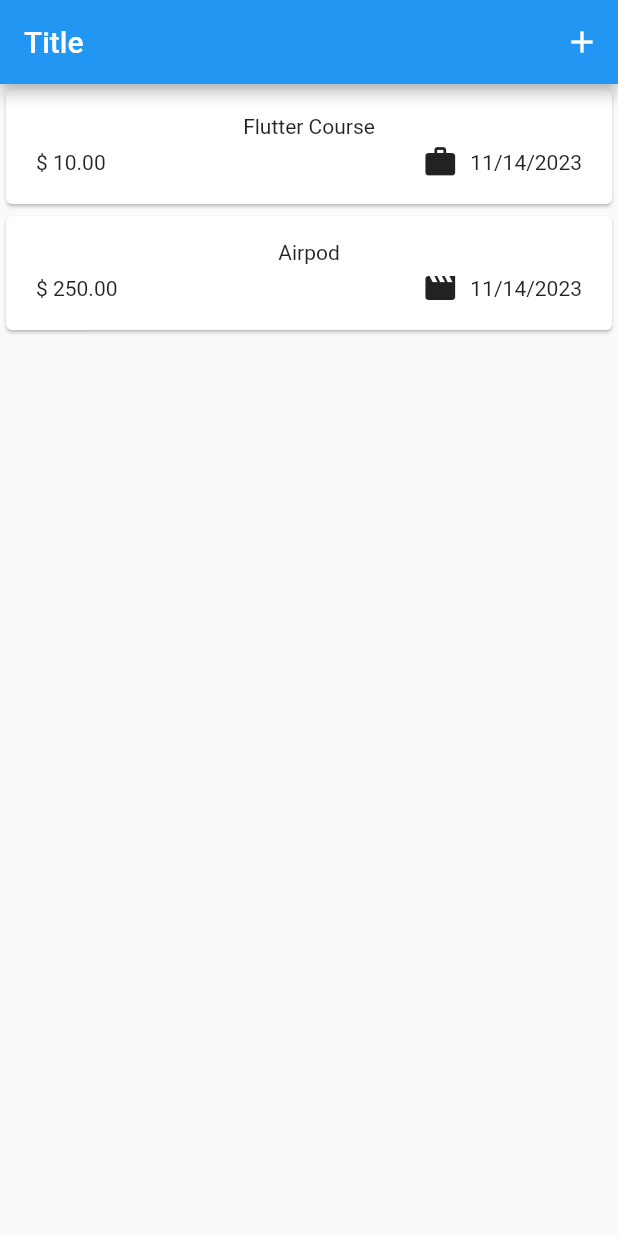
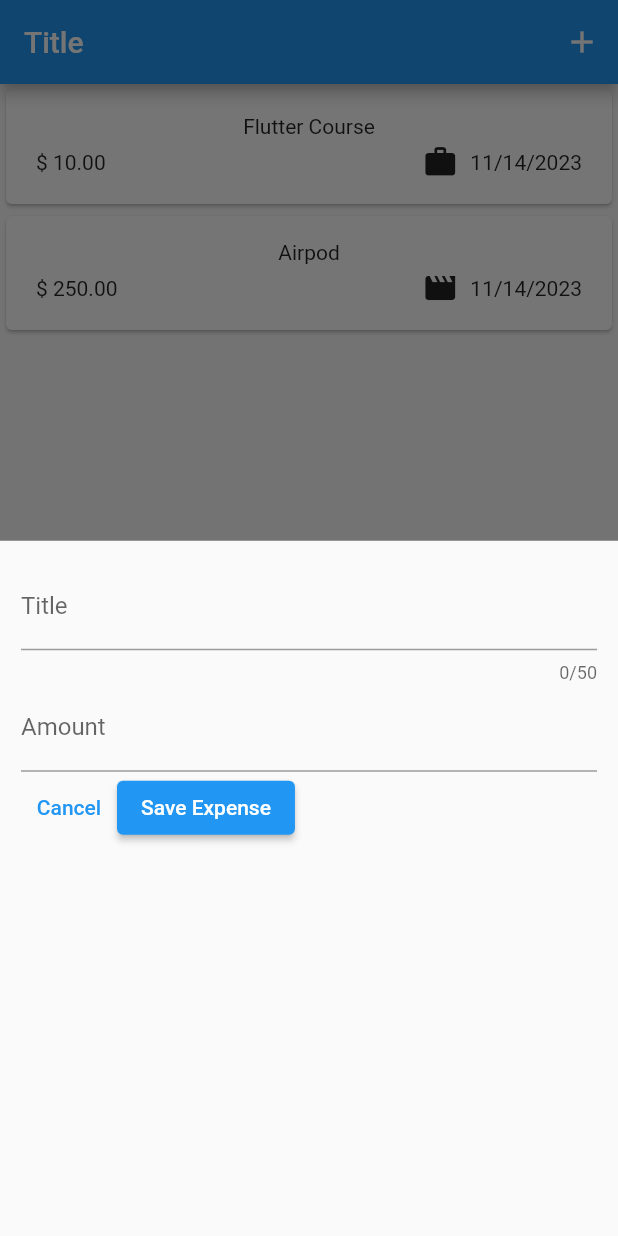
Before and after one commit to abdKelanii/expense-tracker, a Flutter app: the screen it shows after launch, after a tap on the "add" icon, on a phone screen of 412 x 824 dp. Run offline on Flutter 3.47's test engine with Material 2 defaults, Android fonts, the phone set to English and light mode, and no system bars.

Commit message:
107 -> 112

```diff
--- a/lib/widgets/expenses.dart
+++ b/lib/widgets/expenses.dart
@@ -1,5 +1,6 @@
 import 'package:expense_tracker/widgets/expenses_list/expenses_list.dart';
 import 'package:expense_tracker/models/expense.dart';
+import 'package:expense_tracker/widgets/new_expense.dart';
 import 'package:flutter/material.dart';
 
 class Expenses extends StatefulWidget {
@@ -24,6 +25,13 @@ class _ExpensesState extends State<Expenses> {
         category: Category.leiure),
   ];
 
+  void _openAddExpenseOverlay() {
+    showModalBottomSheet(
+      context: context,
+      builder: (ctx) => const NewExpense(),
+    );
+  }
+
   @override
   Widget build(BuildContext context) {
     return Scaffold(
@@ -31,7 +39,7 @@ class _ExpensesState extends State<Expenses> {
         title: const Text('Title'),
         actions: [
           IconButton(
-            onPressed: () {},
+            onPressed: _openAddExpenseOverlay,
             icon: const Icon(Icons.add),
           ),
         ],
--- /dev/null
+++ b/lib/widgets/new_expense.dart
@@ -0,0 +1,63 @@
+import 'package:flutter/material.dart';
+
+class NewExpense extends StatefulWidget {
+  const NewExpense({super.key});
+
+  @override
+  State<NewExpense> createState() {
+    return _NewExpense();
+  }
+}
+
+class _NewExpense extends State<NewExpense> {
+  final _titleController = TextEditingController();
+  final _amountController = TextEditingController();
+
+  @override
+  void dispose() {
+    _titleController.dispose();
+    _amountController.dispose();
+    super.dispose();
+  }
+
+  @override
+  Widget build(BuildContext context) {
+    return Padding(
+      padding: const EdgeInsets.all(14),
+      child: Column(
+        children: [
+          TextField(
+            controller: _titleController,
+            maxLength: 50,
+            decoration: const InputDecoration(label: Text('Title')),
+          ),
+          TextField(
+            controller: _amountController,
+            keyboardType: TextInputType.number,
+            decoration: const InputDecoration(
+              prefixText: '\$',
+              label: Text('Amount'),
+            ),
+          ),
+          Row(
+            children: [
+              TextButton(
+                onPressed: () {
+                  Navigator.pop(context);
+                },
+                child: const Text('Cancel'),
+              ),
+              ElevatedButton(
+                onPressed: () {
+                  print(_titleController.text);
+                  print(_amountController.text);
+                },
+                child: const Text('Save Expense'),
+              )
+            ],
+          )
+        ],
+      ),
+    );
+  }
+}
```
